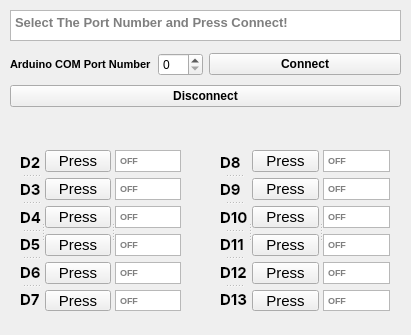
This is v3/bulb.ui in ktauchathuranga/Arduino-Bulb-Control-GUI as Qt 5 draws it before an edit. The edited form follows.
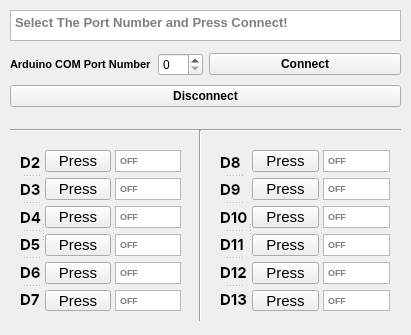
This is the edited form. Icons and pictures are not drawn.

Commit message: new update all 13 pin supported GUI, INO updated

```diff
--- a/v3/bulb.ui
+++ b/v3/bulb.ui
@@ -873,6 +873,48 @@
     </widget>
    </widget>
   </widget>
+  <widget class="Line" name="line">
+   <property name="geometry">
+    <rect>
+     <x>-160</x>
+     <y>350</y>
+     <width>118</width>
+     <height>3</height>
+    </rect>
+   </property>
+   <property name="orientation">
+    <enum>Qt::Horizontal</enum>
+   </property>
+  </widget>
+  <widget class="Line" name="line_2">
+   <property name="geometry">
+    <rect>
+     <x>10</x>
+     <y>115</y>
+     <width>391</width>
+     <height>31</height>
+    </rect>
+   </property>
+   <property name="frameShadow">
+    <enum>QFrame::Sunken</enum>
+   </property>
+   <property name="orientation">
+    <enum>Qt::Horizontal</enum>
+   </property>
+  </widget>
+  <widget class="Line" name="line_3">
+   <property name="geometry">
+    <rect>
+     <x>190</x>
+     <y>130</y>
+     <width>20</width>
+     <height>191</height>
+    </rect>
+   </property>
+   <property name="orientation">
+    <enum>Qt::Vertical</enum>
+   </property>
+  </widget>
  </widget>
  <resources/>
  <connections/>
```
Left out of the diff: 6 changed lines with no effect on the pictures.
